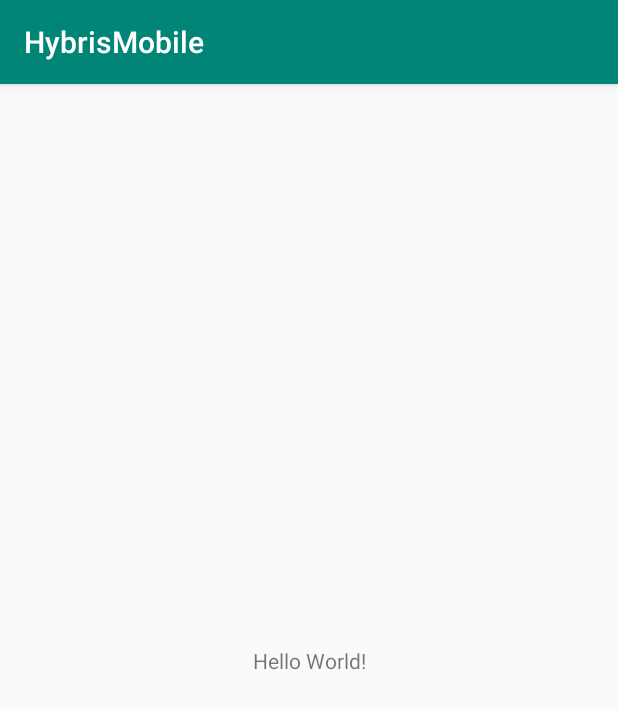
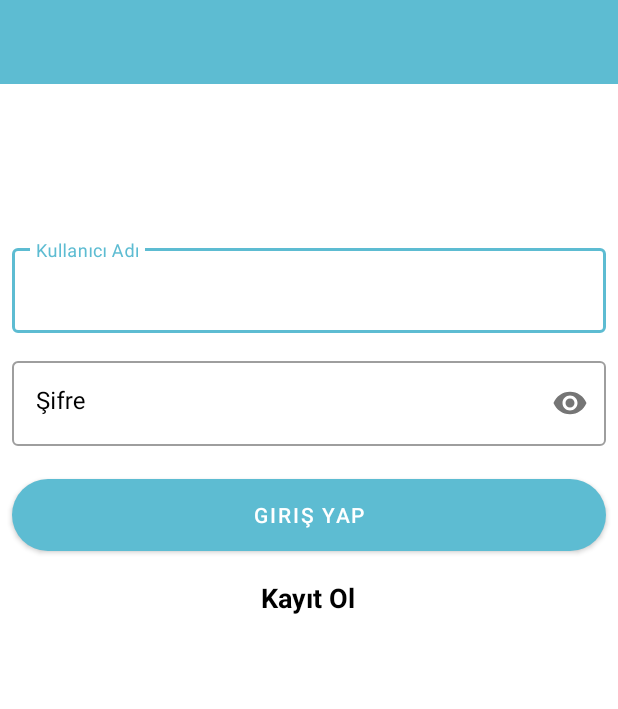
Before and after one commit to hsmnzaydn/hybris-mobile-sdk, an Android app: the screen it shows after launch (MainActivity), on a phone screen of 412 x 824 dp. Shown: the top 709 px of the screen. Run offline under Robolectric (Android 15) with nearby library versions, the phone set to English and light mode, and no system bars; our stand-ins replace ButterKnife, Dagger/Hilt's generated code, RxJava; 2 statements that could not run were skipped.

Commit message:
Demo yapılmaya başlandı

```diff
--- a/app/src/main/java/com/felece/hybris/MainActivity.java
+++ b/app/src/main/java/com/felece/hybris/MainActivity.java
@@ -1,53 +1,65 @@
 package com.felece.hybris;
 
+import android.content.Intent;
+import android.os.Bundle;
+import android.view.View;
+import android.widget.TextView;
+
 import androidx.appcompat.app.AppCompatActivity;
-
-import android.os.Bundle;
-import android.util.Log;
-
+import androidx.appcompat.widget.Toolbar;
 
 import com.felece.hybris_network_sdk.ServiceCallback;
 import com.felece.hybris_network_sdk.data.DataManager;
 import com.felece.hybris_network_sdk.data.network.entities.UserInformation;
 import com.felece.hybris_network_sdk.data.network.entities.enums.FIELDS;
-import com.felece.hybris_network_sdk.data.network.entities.order.Cart;
-import com.felece.hybris_network_sdk.data.network.entities.order.CartList;
-import com.felece.hybris_network_sdk.data.network.entities.order.DeliveryMode;
-import com.felece.hybris_network_sdk.data.network.entities.order.DeliveryModeList;
-import com.felece.hybris_network_sdk.data.network.entities.order.OrderEntryList;
-import com.felece.hybris_network_sdk.data.network.entities.user.Address;
-import com.felece.hybris_network_sdk.data.network.entities.user.AddressList;
-import com.felece.hybris_network_sdk.data.network.entities.user.Country;
 import com.felece.hybris_network_sdk.data.network.entities.user.User;
 import com.felece.hybris_network_sdk.data.network.entities.user.UserSignUp;
-
+import com.google.android.material.button.MaterialButton;
+import com.google.android.material.textfield.TextInputEditText;
 
 import javax.inject.Inject;
+
+import butterknife.BindView;
+import butterknife.ButterKnife;
+import butterknife.OnClick;
 
 
 public class MainActivity extends AppCompatActivity {
 
     @Inject
     DataManager dataManager;
+    @BindView(R.id.toolbar)
+    Toolbar toolbar;
+    @BindView(R.id.activity_main_username_edit_text)
+    TextInputEditText activityMainUsernameEditText;
+    @BindView(R.id.activity_main_password_edit_text)
+    TextInputEditText activityMainPasswordEditText;
+    @BindView(R.id.activity_main_login_button)
+    MaterialButton activityMainLoginButton;
+    @BindView(R.id.activity_main_register_text_view)
+    TextView activityMainRegisterTextView;
 
 
-    private String userName="serkan.zaydn@gmail.com";
-    private String password="123456";
+    private String userName = "serkan.zaydn@gmail.com";
+    private String password = "123456";
+
     @Override
     protected void onCreate(Bundle savedInstanceState) {
         super.onCreate(savedInstanceState);
         setContentView(R.layout.activity_main);
+        ButterKnife.bind(this);
         ((HybrisApp) getApplication()).getActivityComponent().injectMainActivity(this);
 
-        UserSignUp user=new UserSignUp();
-        user.setFirstName("Serkan");
-        user.setLastName("Ser");
-        user.setUid("sdddd@gmail.com");
-        user.setPassword("Hasan1994!*");
-        user.setTitleCode("ms");
-        dataManager.register(null, FIELDS.FULL.getFieldType(), user, new ServiceCallback<User>() {
+
+    }
+
+    @OnClick({R.id.activity_main_login_button, R.id.activity_main_register_text_view})
+    public void onViewClicked(View view) {
+        switch (view.getId()) {
+            case R.id.activity_main_login_button:
+                dataManager.auth(null, activityMainUsernameEditText.getText().toString(), activityMainPasswordEditText.getText().toString(), new ServiceCallback<UserInformation>() {
                     @Override
-            public void onSuccess(User response) {
+                    public void onSuccess(UserInformation response) {
 
                     }
 
@@ -56,5 +68,11 @@ public class MainActivity extends AppCompatActivity {
 
                     }
                 });
+                break;
+            case R.id.activity_main_register_text_view:
+                Intent intent=new Intent(MainActivity.this,RegisterActivity.class);
+                startActivity(intent);
+                break;
         }
     }
+}
--- /dev/null
+++ b/app/src/main/java/com/felece/hybris/RegisterActivity.java
@@ -0,0 +1,14 @@
+package com.felece.hybris;
+
+import androidx.appcompat.app.AppCompatActivity;
+
+import android.os.Bundle;
+
+public class RegisterActivity extends AppCompatActivity {
+
+    @Override
+    protected void onCreate(Bundle savedInstanceState) {
+        super.onCreate(savedInstanceState);
+        setContentView(R.layout.activity_register);
+    }
+}
--- a/app/src/main/res/layout/activity_main.xml
+++ b/app/src/main/res/layout/activity_main.xml
@@ -1,18 +1,104 @@
 <?xml version="1.0" encoding="utf-8"?>
-<androidx.constraintlayout.widget.ConstraintLayout xmlns:android="http://schemas.android.com/apk/res/android"
+<LinearLayout xmlns:android="http://schemas.android.com/apk/res/android"
     xmlns:app="http://schemas.android.com/apk/res-auto"
     xmlns:tools="http://schemas.android.com/tools"
+    android:orientation="vertical"
     android:layout_width="match_parent"
     android:layout_height="match_parent"
     tools:context=".MainActivity">
 
-    <TextView
-        android:layout_width="wrap_content"
-        android:layout_height="wrap_content"
-        android:text="Hello World!"
-        app:layout_constraintBottom_toBottomOf="parent"
-        app:layout_constraintLeft_toLeftOf="parent"
-        app:layout_constraintRight_toRightOf="parent"
-        app:layout_constraintTop_toTopOf="parent" />
+    <include layout="@layout/toolbar"/>
+    <androidx.constraintlayout.widget.ConstraintLayout
+        android:layout_width="match_parent"
+        android:layout_height="match_parent">
 
-</androidx.constraintlayout.widget.ConstraintLayout>
+        <com.google.android.material.textfield.TextInputLayout
+            android:id="@+id/textInputLayout"
+            style="@style/Widget.MaterialComponents.TextInputLayout.OutlinedBox"
+            android:layout_width="match_parent"
+            android:layout_height="wrap_content"
+            android:layout_marginStart="8dp"
+            android:layout_marginTop="104dp"
+            android:layout_marginEnd="8dp"
+            android:hint="Kullanıcı Adı"
+            android:textColorHint="@android:color/black"
+            app:layout_constraintEnd_toEndOf="parent"
+            app:layout_constraintStart_toStartOf="parent"
+            app:layout_constraintTop_toTopOf="parent">
+
+            <com.google.android.material.textfield.TextInputEditText
+                android:id="@+id/activity_main_username_edit_text"
+                android:layout_width="match_parent"
+                android:layout_height="wrap_content"
+                android:gravity="top|left"
+                android:inputType="textMultiLine"
+                android:maxLines="10"
+                android:textColor="@android:color/black"
+                android:textColorHint="@android:color/black" />
+        </com.google.android.material.textfield.TextInputLayout>
+
+        <com.google.android.material.textfield.TextInputLayout
+            android:id="@+id/textInputLayout2"
+            style="@style/Widget.MaterialComponents.TextInputLayout.OutlinedBox"
+            android:layout_width="match_parent"
+            android:layout_height="wrap_content"
+            android:layout_marginStart="8dp"
+            android:layout_marginTop="8dp"
+            android:layout_marginEnd="8dp"
+            android:layout_marginBottom="8dp"
+            android:hint="Şifre"
+            android:textColorHint="@android:color/black"
+            app:layout_constraintBottom_toBottomOf="parent"
+            app:layout_constraintEnd_toEndOf="parent"
+            app:layout_constraintHorizontal_bias="0.0"
+            app:layout_constraintStart_toStartOf="parent"
+            app:layout_constraintTop_toBottomOf="@+id/textInputLayout"
+            app:layout_constraintVertical_bias="0.01"
+            app:passwordToggleEnabled="true">
+
+            <com.google.android.material.textfield.TextInputEditText
+                android:id="@+id/activity_main_password_edit_text"
+                android:layout_width="match_parent"
+                android:layout_height="wrap_content"
+                android:ems="10"
+                android:gravity="top|left"
+                android:inputType="textPassword"
+                android:maxLines="10"
+                android:textColor="@android:color/black"
+                android:textColorHint="@android:color/black" />
+        </com.google.android.material.textfield.TextInputLayout>
+
+        <com.google.android.material.button.MaterialButton
+            android:id="@+id/activity_main_login_button"
+            android:layout_width="match_parent"
+            android:layout_height="60dp"
+            android:layout_marginStart="8dp"
+            android:layout_marginTop="16dp"
+            android:layout_marginEnd="8dp"
+            android:text="Giriş Yap"
+            app:cornerRadius="50dp"
+            app:layout_constraintEnd_toEndOf="parent"
+            app:layout_constraintHorizontal_bias="0.0"
+            app:layout_constraintStart_toStartOf="parent"
+            app:layout_constraintTop_toBottomOf="@+id/textInputLayout2" />
+
+        <TextView
+            android:id="@+id/activity_main_register_text_view"
+            android:textSize="18sp"
+            android:textColor="@android:color/black"
+            android:textStyle="bold"
+            android:layout_width="wrap_content"
+            android:layout_height="wrap_content"
+            android:layout_marginStart="8dp"
+            android:layout_marginTop="8dp"
+            android:layout_marginEnd="8dp"
+            android:layout_marginBottom="8dp"
+            android:text="Kayıt Ol"
+            app:layout_constraintBottom_toBottomOf="parent"
+            app:layout_constraintEnd_toEndOf="parent"
+            app:layout_constraintHorizontal_bias="0.498"
+            app:layout_constraintStart_toStartOf="parent"
+            app:layout_constraintTop_toBottomOf="@+id/activity_main_login_button"
+            app:layout_constraintVertical_bias="0.012" />
+    </androidx.constraintlayout.widget.ConstraintLayout>
+</LinearLayout>
--- /dev/null
+++ b/app/src/main/res/layout/activity_register.xml
@@ -0,0 +1,9 @@
+<?xml version="1.0" encoding="utf-8"?>
+<androidx.constraintlayout.widget.ConstraintLayout xmlns:android="http://schemas.android.com/apk/res/android"
+    xmlns:app="http://schemas.android.com/apk/res-auto"
+    xmlns:tools="http://schemas.android.com/tools"
+    android:layout_width="match_parent"
+    android:layout_height="match_parent"
+    tools:context=".RegisterActivity">
+
+</androidx.constraintlayout.widget.ConstraintLayout>
--- /dev/null
+++ b/app/src/main/res/layout/toolbar.xml
@@ -0,0 +1,20 @@
+<?xml version="1.0" encoding="utf-8"?>
+<LinearLayout xmlns:android="http://schemas.android.com/apk/res/android"
+    android:layout_width="match_parent"
+    android:layout_height="wrap_content"
+    xmlns:app="http://schemas.android.com/apk/res-auto">
+    <com.google.android.material.appbar.AppBarLayout
+        android:layout_width="match_parent"
+        android:layout_height="wrap_content"
+        android:theme="@style/AppTheme.AppBarOverlay">
+
+        <androidx.appcompat.widget.Toolbar
+            android:id="@+id/toolbar"
+            android:layout_width="match_parent"
+            android:layout_height="?attr/actionBarSize"
+            android:background="?attr/colorPrimary"
+            app:popupTheme="@style/AppTheme.PopupOverlay" />
+
+    </com.google.android.material.appbar.AppBarLayout>
+
+</LinearLayout>
--- a/app/src/main/res/values/colors.xml
+++ b/app/src/main/res/values/colors.xml
@@ -1,6 +1,6 @@
 <?xml version="1.0" encoding="utf-8"?>
 <resources>
-    <color name="colorPrimary">#008577</color>
-    <color name="colorPrimaryDark">#00574B</color>
-    <color name="colorAccent">#D81B60</color>
+    <color name="colorPrimary">#5dbcd2</color>
+    <color name="colorPrimaryDark">#1e8ca1</color>
+    <color name="colorAccent">#92efff</color>
 </resources>
--- a/app/src/main/res/values/styles.xml
+++ b/app/src/main/res/values/styles.xml
@@ -1,11 +1,17 @@
 <resources>
 
     <!-- Base application theme. -->
-    <style name="AppTheme" parent="Theme.AppCompat.Light.DarkActionBar">
+    <style name="AppTheme" parent="Theme.MaterialComponents.Light.NoActionBar">
         <!-- Customize your theme here. -->
         <item name="colorPrimary">@color/colorPrimary</item>
         <item name="colorPrimaryDark">@color/colorPrimaryDark</item>
         <item name="colorAccent">@color/colorAccent</item>
     </style>
 
+
+    <style name="AppTheme.AppBarOverlay" parent="ThemeOverlay.MaterialComponents.Dark.ActionBar" />
+
+    <style name="AppTheme.PopupOverlay" parent="ThemeOverlay.MaterialComponents.Light" />
+
+
 </resources>
--- a/hybris_network_sdk/src/main/java/com/felece/hybris_network_sdk/AppConfiguration/Configuration.java
+++ b/hybris_network_sdk/src/main/java/com/felece/hybris_network_sdk/AppConfiguration/Configuration.java
@@ -1,7 +1,8 @@
 package com.felece.hybris_network_sdk.AppConfiguration;
 
 public class Configuration {
-    public static final String SERVER_BASE_URL="https://192.168.4.70:9002/";
+    //public static final String SERVER_BASE_URL="https://192.168.4.70:9002/";
+    public static final String SERVER_BASE_URL="https://192.168.0.30:9002/";
     public static final String PROJECT_NAME_URL="mobilewebservices/v2/electronics/";
     public static final String SERVER_REQUEST_URL=SERVER_BASE_URL+PROJECT_NAME_URL;
 
```
Also changed, not shown: app/build.gradle (+11 -0 lines), app/src/main/AndroidManifest.xml (+6 -3 lines), build.gradle (+19 -0 lines). Lines whose indentation alone changed are shown as unchanged.
